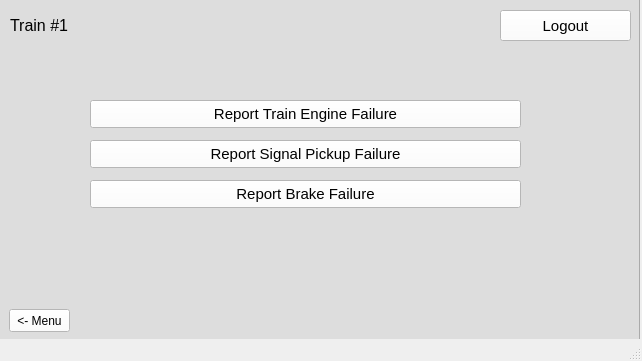
Qt form src/UI/TrainModel/Train_Report.ui (aet37/ECE1140-Project) before a commit.
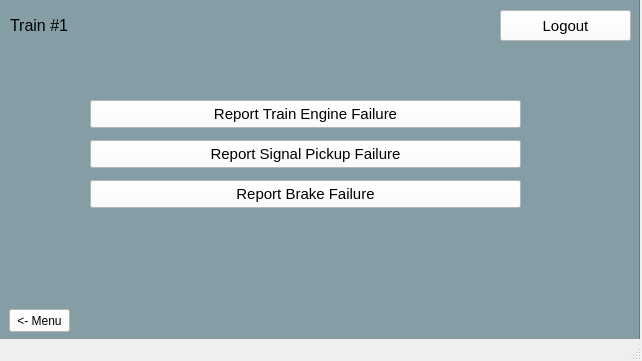
The same form after that commit.

The edit to the form file:
```diff
--- a/src/UI/TrainModel/Train_Report.ui
+++ b/src/UI/TrainModel/Train_Report.ui
@@ -171,7 +171,7 @@
      </rect>
     </property>
     <property name="styleSheet">
-     <string notr="true">background-color: rgb(221, 221, 221);
+     <string notr="true">background-color: rgb(133, 158, 166);
 border-color: rgb(0, 0, 0);</string>
     </property>
     <property name="frameShape">
@@ -195,7 +195,7 @@
       </font>
      </property>
      <property name="styleSheet">
-      <string notr="true">color: rgb(221, 221, 221);</string>
+      <string notr="true">color: rgb(133, 158, 166);</string>
      </property>
      <property name="text">
       <string>Sent!</string>
@@ -216,7 +216,7 @@
       </font>
      </property>
      <property name="styleSheet">
-      <string notr="true">color: rgb(221, 221, 221);</string>
+      <string notr="true">color: rgb(133, 158, 166);</string>
      </property>
      <property name="text">
       <string>Sent!</string>
@@ -237,7 +237,7 @@
       </font>
      </property>
      <property name="styleSheet">
-      <string notr="true">color: rgb(221, 221, 221);</string>
+      <string notr="true">color: rgb(133, 158, 166);</string>
      </property>
      <property name="text">
       <string>Sent!</string>
```
